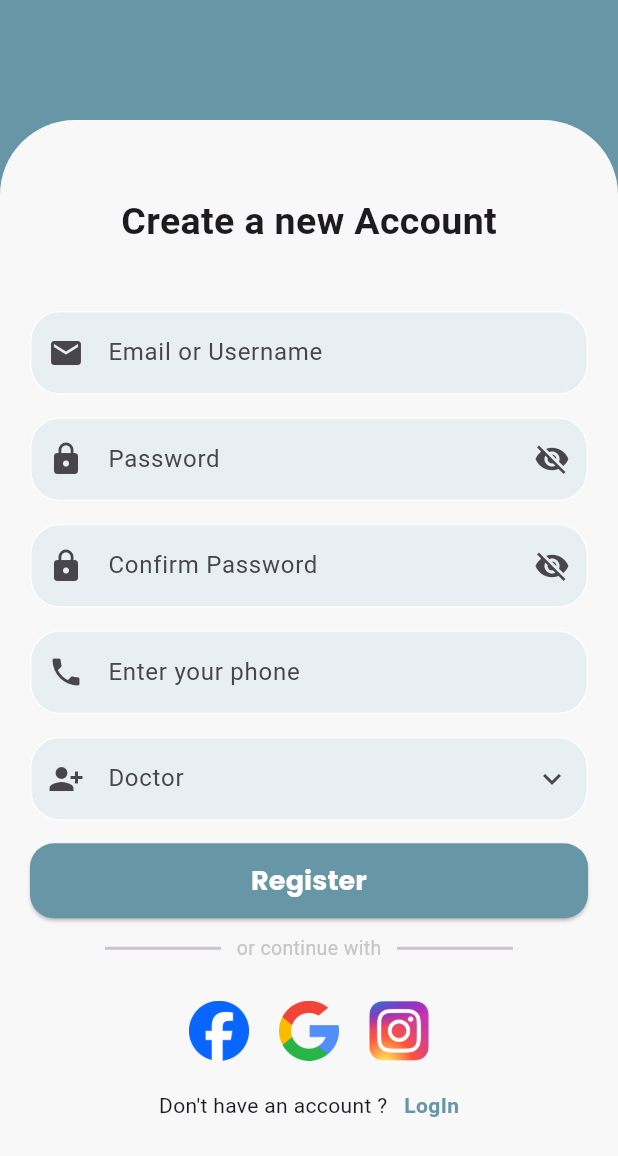
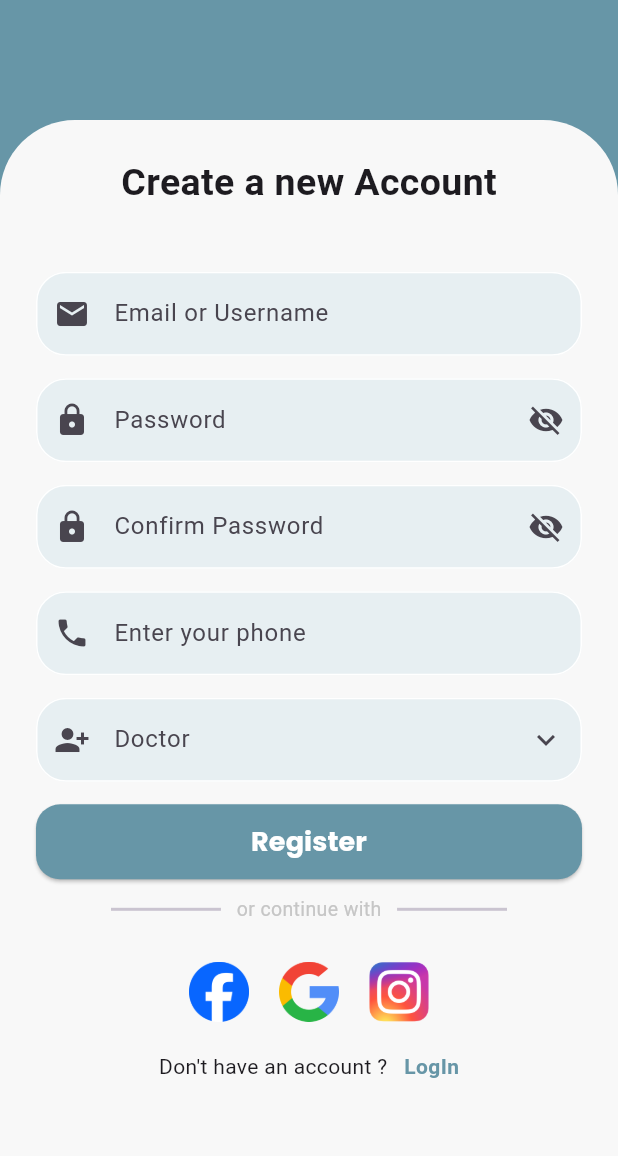
Before and after one commit to khaledtarek12/health_care_graduation, a Flutter app: the LoginHomePage screen opened by its route, after a tap on "Sign In", after a tap on "Sign up", on a phone screen of 412 x 824 dp. Shown: the top 1156 px of the screen. Run offline on Flutter 3.47's test engine with Material 3 defaults, Android fonts, the phone set to English and light mode, and no system bars; drawn by our look-alikes of modal_progress_hud_nsn; our stand-ins replace bloc, cloud_firestore, firebase_auth, firebase_core, flutter_bloc, get and 1 more; accounts and stored records are empty.

Commit message:
chanhe widget container

```diff
--- /dev/null
+++ b/lib/core/widgets/custom_container.dart
@@ -0,0 +1,25 @@
+import 'package:flutter/material.dart';
+import 'package:health_care/const.dart';
+
+class CustomContainer extends StatelessWidget {
+  const CustomContainer({
+    super.key, this.child,
+  });
+
+  final Widget? child;
+
+  @override
+  Widget build(BuildContext context) {
+    return Container(
+      height: MediaQuery.of(context).size.height,
+      width: MediaQuery.of(context).size.width,
+      margin: const EdgeInsets.only(top: 80),
+      padding: const EdgeInsets.all(24),
+      decoration: const BoxDecoration(
+          color: kContaineryColor,
+          borderRadius: BorderRadius.only(
+              topLeft: Radius.circular(50), topRight: Radius.circular(50))),
+      child: child,
+    );
+  }
+}
--- a/lib/login_and_signup/Screens/login_home_page.dart
+++ b/lib/login_and_signup/Screens/login_home_page.dart
@@ -1,6 +1,7 @@
 import 'package:flutter/material.dart';
 import 'package:flutter_bloc/flutter_bloc.dart';
 import 'package:health_care/core/utils/styles.dart';
+import 'package:health_care/core/widgets/custom_container.dart';
 import 'package:health_care/login_and_signup/Widget/login_page_bottom_text_row.dart';
 import 'package:health_care/login_and_signup/Widget/text_forget_your_password.dart';
 import 'package:modal_progress_hud_nsn/modal_progress_hud_nsn.dart';
@@ -15,7 +16,6 @@ import '../cubits/chat/chat_cubit.dart';
 import '../cubits/login_cubit/login_cubit.dart';
 import 'chat_page.dart';
 import 'entier_doctor_chatcall_page.dart';
-
 
 class LoginHomePage extends StatefulWidget {
   const LoginHomePage({super.key});
@@ -70,25 +70,8 @@ class _LoginHomePageState extends State<LoginHomePage> {
         return ModalProgressHUD(
           inAsyncCall: isLoading,
           child: Scaffold(
-            // appBar: AppBar(title: Text('khaled')),
             backgroundColor: kPrimaryColor,
-            body: Column(
-              children: [
-                const SizedBox(
-                  height: 80,
-                ),
-                Expanded(
-                  child: Container(
-                    padding: const EdgeInsets.only(top: 50),
-                    width: double.infinity,
-                    decoration: const BoxDecoration(
-                      borderRadius: BorderRadius.only(
-                          topLeft: Radius.circular(50),
-                          topRight: Radius.circular(50)),
-                      color: kContaineryColor,
-                    ),
-                    child: Padding(
-                      padding: const EdgeInsets.symmetric(horizontal: 20),
+            body: CustomContainer(
               child: Form(
                 key: formkey,
                 child: ListView(
@@ -169,8 +152,7 @@ class _LoginHomePageState extends State<LoginHomePage> {
                       onTap: () async {
                         if (formkey.currentState!.validate()) {
                           BlocProvider.of<LoginCubit>(context)
-                                      .loginUser(
-                                          email: email!, password: password!);
+                              .loginUser(email: email!, password: password!);
                         } else {}
                       },
                       text: 'Sign In',
@@ -193,10 +175,6 @@ class _LoginHomePageState extends State<LoginHomePage> {
               ),
             ),
           ),
-                )
-              ],
-            ),
-          ),
         );
       },
     );
--- a/lib/login_and_signup/Screens/signup_home_page.dart
+++ b/lib/login_and_signup/Screens/signup_home_page.dart
@@ -1,4 +1,5 @@
 // ignore_for_file: use_build_context_synchronously
+import 'package:health_care/core/widgets/custom_container.dart';
 import 'package:health_care/login_and_signup/Widget/custom_button.dart';
 import 'package:health_care/login_and_signup/Widget/custom_awsome_icons.dart';
 import 'package:health_care/login_and_signup/Widget/cutom_row_devider.dart';
@@ -56,23 +57,7 @@ class _SignupHomePageState extends State<SignupHomePage> {
           inAsyncCall: isLoading,
           child: Scaffold(
             backgroundColor: kPrimaryColor,
-            body: Column(
-              children: [
-                const SizedBox(
-                  height: 80,
-                ),
-                Expanded(
-                  child: Container(
-                    padding: const EdgeInsets.only(top: 50),
-                    width: double.infinity,
-                    decoration: const BoxDecoration(
-                      borderRadius: BorderRadius.only(
-                          topLeft: Radius.circular(50),
-                          topRight: Radius.circular(50)),
-                      color: kContaineryColor,
-                    ),
-                    child: Padding(
-                      padding: const EdgeInsets.symmetric(horizontal: 20),
+            body: CustomContainer(
               child: Form(
                 key: formkey,
                 child: ListView(
@@ -137,8 +122,7 @@ class _SignupHomePageState extends State<SignupHomePage> {
                     const CustomTextField(
                       hint: 'Doctor',
                       prefexIcon: Icon(Icons.person_add_alt_1_sharp),
-                              sufxIcon:
-                                  Icon(Icons.keyboard_arrow_down_outlined),
+                      sufxIcon: Icon(Icons.keyboard_arrow_down_outlined),
                     ),
                     const SizedBox(
                       height: 15,
@@ -147,8 +131,7 @@ class _SignupHomePageState extends State<SignupHomePage> {
                       onTap: () async {
                         if (formkey.currentState!.validate()) {
                           BlocProvider.of<RegisterCubit>(context)
-                                      .userRegister(
-                                          email: email!, password: password!);
+                              .userRegister(email: email!, password: password!);
                         }
                       },
                       text: 'Register',
@@ -184,10 +167,6 @@ class _SignupHomePageState extends State<SignupHomePage> {
               ),
             ),
           ),
-                )
-              ],
-            ),
-          ),
         );
       },
     );
```
Also changed, not shown: lib/forget_passwords/screens/forget_body_screen.dart (+4 -12 lines), lib/forget_passwords/screens/otp_body.dart (added, +10 -0 lines), lib/login_and_signup/Screens/entier_doctor_chatcall_page.dart (+2 -26 lines), lib/const.dart (line endings or trailing spaces), lib/forget_passwords/screens/widgets/send_code_section.dart (renamed from lib/forget_passwords/screens/widgets/send_code.dart). Lines whose indentation alone changed are shown as unchanged.
